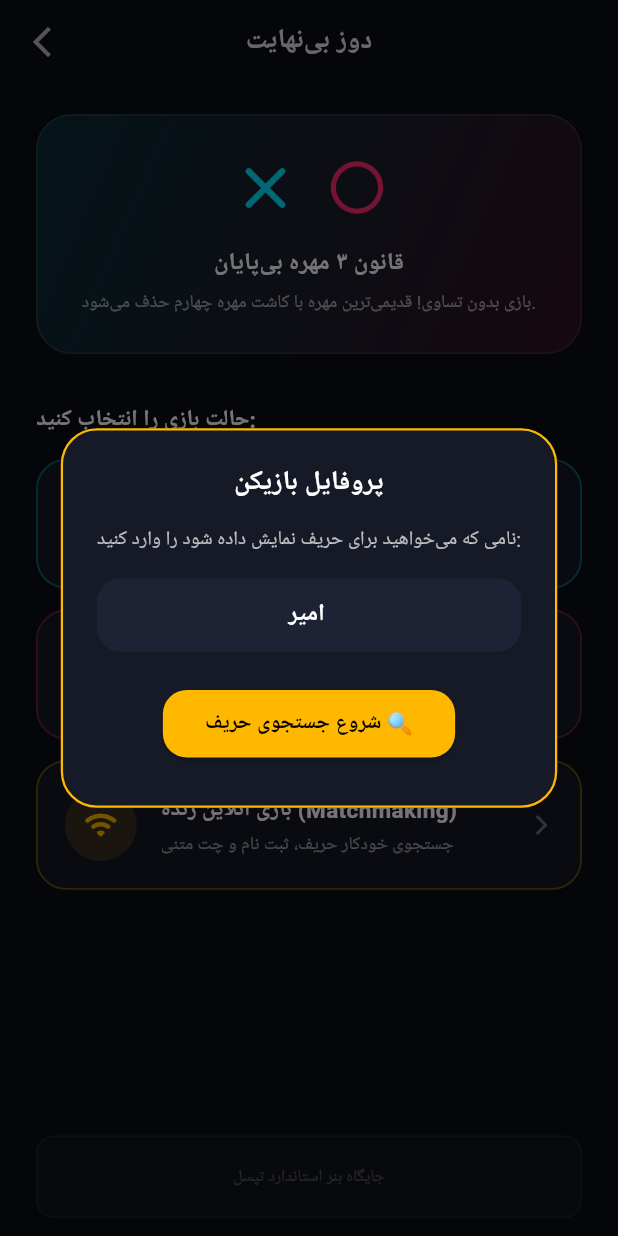
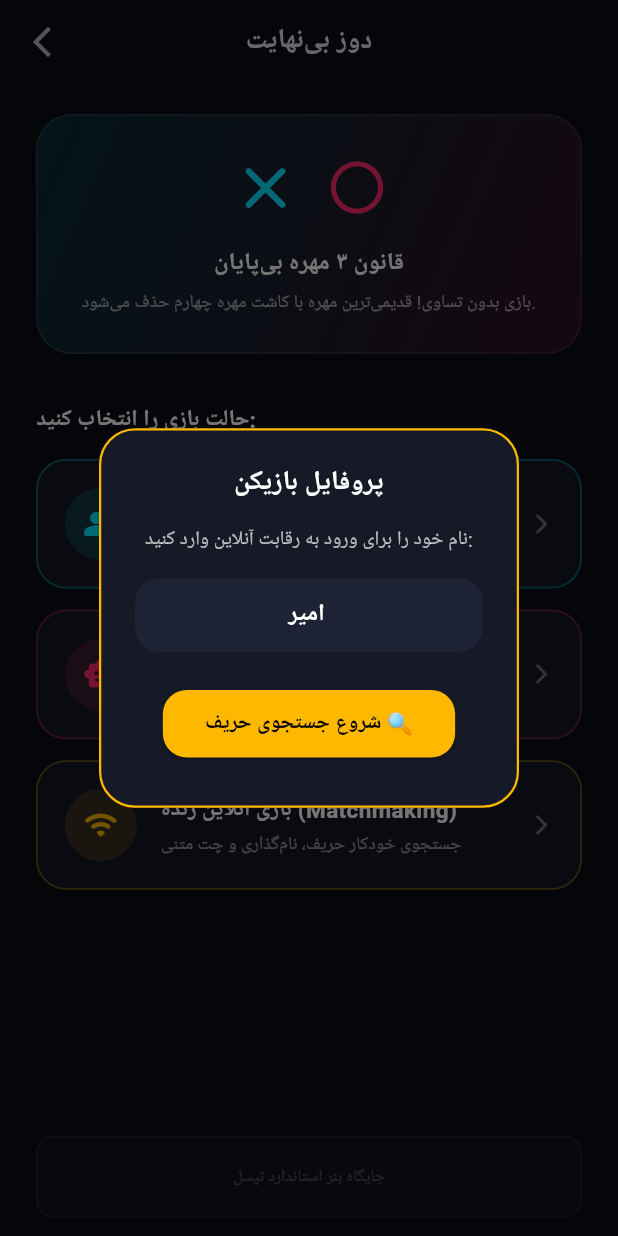
Before and after one commit to leoamirstar-cmd/AMIR, a Flutter app: the TicTacToeLobbyScreen screen opened directly, after a tap on "بازی آنلاین زنده (Matchmaking)", on a phone screen of 412 x 824 dp. Run offline on Flutter 3.47's test engine with Material 3 defaults, Android fonts, the phone set to English and light mode, and no system bars.

Commit message:
Update tic_tac_toe_lobby_screen.dart

```diff
--- a/lib/screens/tic_tac_toe_lobby_screen.dart
+++ b/lib/screens/tic_tac_toe_lobby_screen.dart
@@ -14,7 +14,6 @@ class _TicTacToeLobbyScreenState extends State<TicTacToeLobbyScreen> {
   final OnlineGameService _onlineService = OnlineGameService();
   final TextEditingController _nameController = TextEditingController(text: 'امیر');
 
-  /// باز کردن دیالوگ دریافت نام قبل از سرچ آنلاین
   void _promptPlayerName(BuildContext context) {
     showDialog(
       context: context,
@@ -34,7 +33,7 @@ class _TicTacToeLobbyScreenState extends State<TicTacToeLobbyScreen> {
           mainAxisSize: MainAxisSize.min,
           children: [
             const Text(
-              'نامی که می‌خواهید برای حریف نمایش داده شود را وارد کنید:',
+              'نام خود را برای ورود به رقابت آنلاین وارد کنید:',
               textAlign: TextAlign.center,
               style: TextStyle(color: Colors.white70, fontSize: 13),
             ),
@@ -86,22 +85,26 @@ class _TicTacToeLobbyScreenState extends State<TicTacToeLobbyScreen> {
       context: context,
       barrierDismissible: false,
       builder: (ctx) {
-        String currentStatus = 'در حال اسکن بازیکنان آماده...';
+        String currentStatus = 'در حال اتصال به سرور مسابقات...';
         return StatefulBuilder(
           builder: (dialogCtx, setDialogState) {
-            _onlineService.findOrCreateMatch(
+            // شروع جستجوی زنده واقعی
+            _onlineService.searchRealOpponent(
               name: chosenName,
               onStatusUpdate: (status) {
-                setDialogState(() {
-                  currentStatus = status;
-                });
+                if (mounted) {
+                  setDialogState(() {
+                    currentStatus = status;
+                  });
+                }
               },
-              onMatchReady: (role, oppName) {
+              onMatchFound: (role, oppName, roomId) {
                 Navigator.pop(dialogCtx);
                 Navigator.push(
                   context,
                   MaterialPageRoute(
                     builder: (_) => OnlineTicTacToeScreen(
+                      roomId: roomId,
                       myRole: role,
                       myPlayerName: chosenName.isEmpty ? 'من' : chosenName,
                       opponentName: oppName,
@@ -131,7 +134,7 @@ class _TicTacToeLobbyScreenState extends State<TicTacToeLobbyScreen> {
                   ),
                   const SizedBox(height: 24),
                   const Text(
-                    'جستجوی حریف آنلاین',
+                    'در انتظار حریف آنلاین',
                     style: TextStyle(color: Colors.white, fontWeight: FontWeight.bold, fontSize: 17),
                   ),
                   const SizedBox(height: 8),
@@ -146,7 +149,7 @@ class _TicTacToeLobbyScreenState extends State<TicTacToeLobbyScreen> {
                       _onlineService.cancelMatchmaking();
                       Navigator.pop(dialogCtx);
                     },
-                    child: const Text('انصراف', style: TextStyle(color: Colors.redAccent)),
+                    child: const Text('لغو جستجو', style: TextStyle(color: Colors.redAccent)),
                   ),
                 ],
               ),
@@ -226,7 +229,7 @@ class _TicTacToeLobbyScreenState extends State<TicTacToeLobbyScreen> {
               ),
               const SizedBox(height: 16),
 
-              // گزینه ۱: دونفره آفلاین
+              // ۱. دو نفره آفلاین
               _buildLobbyCard(
                 icon: Icons.people_alt_rounded,
                 title: 'دونفره آفلاین (Pass & Play)',
@@ -244,7 +247,7 @@ class _TicTacToeLobbyScreenState extends State<TicTacToeLobbyScreen> {
 
               const SizedBox(height: 14),
 
-              // گزینه ۲: تک‌نفره با ربات
+              // ۲. تک نفره ربات
               _buildLobbyCard(
                 icon: Icons.smart_toy_rounded,
                 title: 'تک‌نفره با ربات هوشمند',
@@ -262,11 +265,11 @@ class _TicTacToeLobbyScreenState extends State<TicTacToeLobbyScreen> {
 
               const SizedBox(height: 14),
 
-              // گزینه ۳: آنلاین زنده
+              // ۳. آنلاین واقعی
               _buildLobbyCard(
                 icon: Icons.wifi_rounded,
                 title: 'بازی آنلاین زنده (Matchmaking)',
-                subtitle: 'جستجوی خودکار حریف، ثبت نام و چت متنی',
+                subtitle: 'جستجوی خودکار حریف، نام‌گذاری و چت متنی',
                 color: const Color(0xFFFFB800),
                 onTap: () => _promptPlayerName(context),
               ),
```
